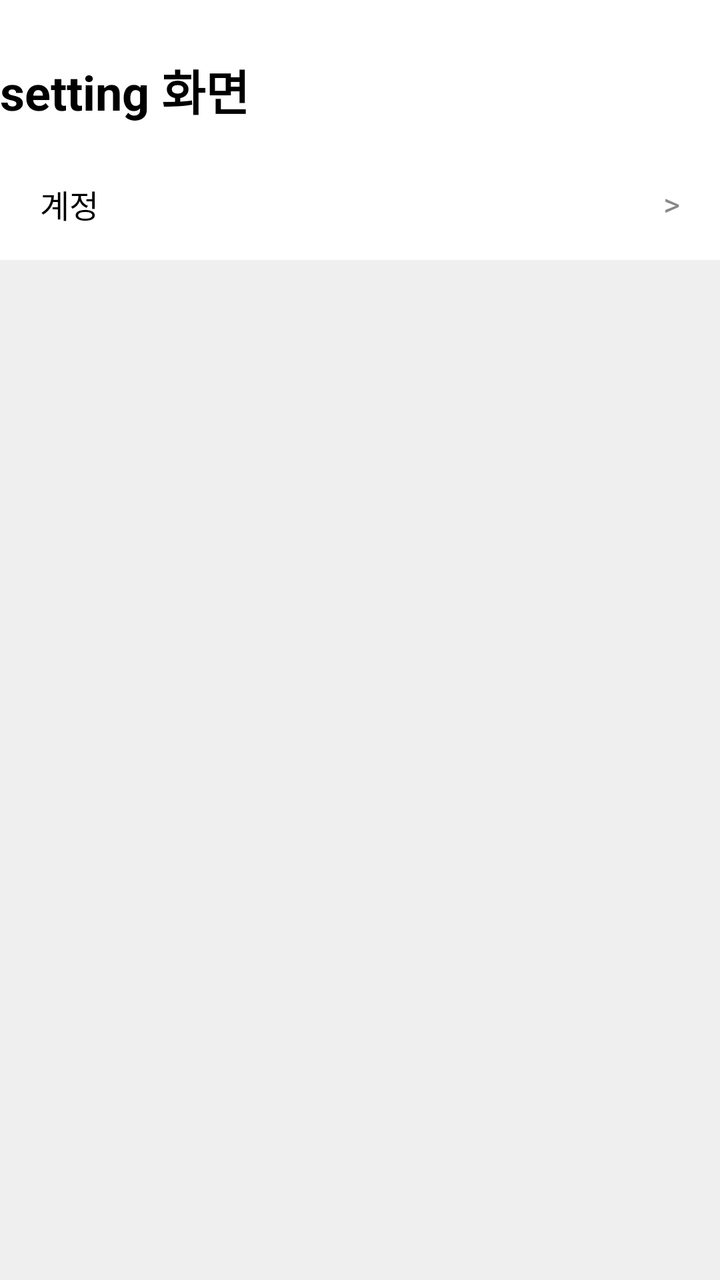
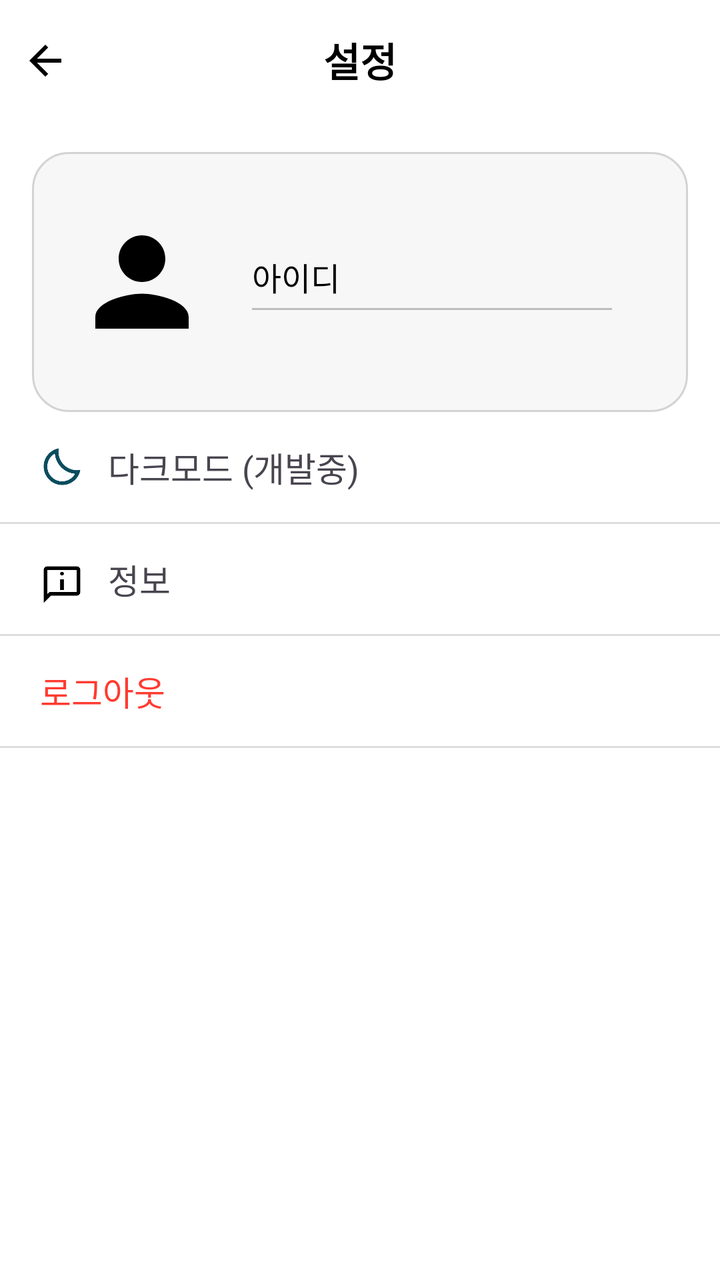

Screens rendered from an Android XML layout before and after an edit, with the pre-edit source and the edit as a unified diff.
<!-- AndroidManifest.xml: application theme Theme.MyApplication -->
<!-- res/layout/activity_setting.xml -->
<?xml version="1.0" encoding="utf-8"?>
<androidx.constraintlayout.widget.ConstraintLayout xmlns:android="http://schemas.android.com/apk/res/android"
    xmlns:tools="http://schemas.android.com/tools"
    xmlns:app="http://schemas.android.com/apk/res-auto"
    android:layout_width="match_parent"
    android:layout_height="match_parent"
    tools:context=".SettingsActivity">

    
    <androidx.constraintlayout.widget.ConstraintLayout
        android:id="@+id/settingtop"
        android:layout_width="0dp"
        android:layout_height="74dp"
        android:background="#FFFFFF"
        app:layout_constraintTop_toTopOf="parent"
        app:layout_constraintStart_toStartOf="parent"
        app:layout_constraintEnd_toEndOf="parent">

        <TextView
            android:id="@+id/settingtitleText"
            android:layout_width="wrap_content"
            android:layout_height="wrap_content"
            android:layout_marginStart="20dp"
            android:text="setting 화면"
            android:textColor="#000000"
            android:textSize="24sp"
            android:textStyle="bold"
            app:layout_constraintBottom_toBottomOf="parent"
            app:layout_constraintTop_toTopOf="parent"
            app:layout_constraintVertical_bias="0.7" />
    </androidx.constraintlayout.widget.ConstraintLayout>

    
    <LinearLayout
        android:id="@+id/settingmenu"
        android:layout_width="0dp"
        android:layout_height="0dp"
        android:orientation="vertical"
        android:background="#EFEFEF"
        app:layout_constraintTop_toBottomOf="@id/settingtop"
        app:layout_constraintStart_toStartOf="parent"
        app:layout_constraintEnd_toEndOf="parent"
        app:layout_constraintBottom_toBottomOf="parent">

        
        <LinearLayout
            android:id="@+id/layout_menu_account"
            android:layout_width="match_parent"
            android:layout_height="56dp"
            android:orientation="horizontal"
            android:gravity="center_vertical"
            android:paddingStart="20dp"
            android:paddingEnd="20dp"
            android:background="#FFFFFF"
            android:clickable="true"
            android:focusable="true">

            <TextView
                android:id="@+id/text_menu_account"
                android:layout_width="wrap_content"
                android:layout_height="wrap_content"
                android:text="계정"
                android:textColor="#000000"
                android:textSize="16sp" />

            
            <TextView
                android:layout_width="wrap_content"
                android:layout_height="wrap_content"
                android:layout_weight="1"
                android:text=""
                />

            <TextView
                android:id="@+id/text_menu_account_arrow"
                android:layout_width="wrap_content"
                android:layout_height="wrap_content"
                android:text=">"
                android:textSize="16sp"
                android:textColor="#888888" />
        </LinearLayout>

    </LinearLayout>

</androidx.constraintlayout.widget.ConstraintLayout>
<!-- resources referenced by this layout -->
<resources>
  <style name="Theme.MyApplication" parent="Theme.Material3.DayNight.NoActionBar">
          
      </style>
</resources>

<!-- the commit's change to res/layout/activity_setting.xml (unified diff, before → after) -->
@@ -1,84 +1,187 @@
 <?xml version="1.0" encoding="utf-8"?>
-<androidx.constraintlayout.widget.ConstraintLayout xmlns:android="http://schemas.android.com/apk/res/android"
-    xmlns:tools="http://schemas.android.com/tools"
+<androidx.constraintlayout.widget.ConstraintLayout
+    xmlns:android="http://schemas.android.com/apk/res/android"
     xmlns:app="http://schemas.android.com/apk/res-auto"
     android:layout_width="match_parent"
     android:layout_height="match_parent"
-    tools:context=".SettingsActivity">
+    android:background="#FFFFFF">
 
     
     <androidx.constraintlayout.widget.ConstraintLayout
-        android:id="@+id/settingtop"
+        android:id="@+id/settingTopBar"
         android:layout_width="0dp"
-        android:layout_height="74dp"
+        android:layout_height="60dp"
         android:background="#FFFFFF"
         app:layout_constraintTop_toTopOf="parent"
         app:layout_constraintStart_toStartOf="parent"
         app:layout_constraintEnd_toEndOf="parent">
 
+        
+        <ImageButton
+            android:id="@+id/btnBack"
+            android:layout_width="45dp"
+            android:layout_height="45dp"
+            android:background="?attr/selectableItemBackgroundBorderless"
+            android:src="@drawable/ic_back"
+            android:contentDescription="뒤로가기"
+            app:tint="@android:color/black"
+            app:layout_constraintStart_toStartOf="parent"
+            app:layout_constraintTop_toTopOf="parent"
+            app:layout_constraintBottom_toBottomOf="parent" />
+
+        
         <TextView
-            android:id="@+id/settingtitleText"
+            android:id="@+id/settingTitleText"
             android:layout_width="wrap_content"
             android:layout_height="wrap_content"
-            android:layout_marginStart="20dp"
-            android:text="setting 화면"
+            android:text="설정"
+            android:textSize="20sp"
+            android:textStyle="bold"
             android:textColor="#000000"
-            android:textSize="24sp"
-            android:textStyle="bold"
             app:layout_constraintBottom_toBottomOf="parent"
             app:layout_constraintTop_toTopOf="parent"
-            app:layout_constraintVertical_bias="0.7" />
+            app:layout_constraintStart_toStartOf="parent"
+            app:layout_constraintEnd_toEndOf="parent"
+            android:gravity="center" />
+
     </androidx.constraintlayout.widget.ConstraintLayout>
 
     
     <LinearLayout
-        android:id="@+id/settingmenu"
+        android:id="@+id/userBox"
         android:layout_width="0dp"
-        android:layout_height="0dp"
-        android:orientation="vertical"
-        android:background="#EFEFEF"
-        app:layout_constraintTop_toBottomOf="@id/settingtop"
+        android:layout_height="130dp"
+        android:layout_margin="16dp"
+        android:padding="20dp"
+        android:orientation="horizontal"
+        android:background="@drawable/rounded_bg_gray"
+        app:layout_constraintTop_toBottomOf="@id/settingTopBar"
         app:layout_constraintStart_toStartOf="parent"
-        app:layout_constraintEnd_toEndOf="parent"
-        app:layout_constraintBottom_toBottomOf="parent">
+        app:layout_constraintEnd_toEndOf="parent">
+
+        
+        <ImageView
+            android:id="@+id/userIcon"
+            android:layout_width="70dp"
+            android:layout_height="70dp"
+            android:src="@drawable/ic_user"
+            android:tint="#000000"
+            android:layout_gravity="center_vertical" />
 
         
         <LinearLayout
-            android:id="@+id/layout_menu_account"
             android:layout_width="match_parent"
-            android:layout_height="56dp"
+            android:layout_height="wrap_content"
+            android:orientation="vertical"
+            android:layout_gravity="center_vertical"
+            android:layout_marginStart="20dp">
+
+            <TextView
+                android:id="@+id/tvGoogleEmail"
+                android:layout_width="wrap_content"
+                android:layout_height="wrap_content"
+                android:text="아이디"
+                android:textSize="16sp"
+                android:textColor="#000000" />
+
+            <View
+                android:layout_width="180dp"
+                android:layout_height="1dp"
+                android:background="#BDBDBD"
+                android:layout_marginTop="4dp" />
+        </LinearLayout>
+
+    </LinearLayout>
+
+
+    
+    <LinearLayout
+        android:id="@+id/settingMenu"
+        android:layout_width="0dp"
+        android:layout_height="wrap_content"
+        android:orientation="vertical"
+        app:layout_constraintTop_toBottomOf="@id/userBox"
+        app:layout_constraintStart_toStartOf="parent"
+        app:layout_constraintEnd_toEndOf="parent">
+
+        
+        <LinearLayout
+            android:id="@+id/settingInfo1"
+            android:layout_width="match_parent"
+            android:layout_height="55dp"
             android:orientation="horizontal"
+            android:paddingHorizontal="20dp"
             android:gravity="center_vertical"
-            android:paddingStart="20dp"
-            android:paddingEnd="20dp"
+            android:background="#FFFFFF"
+            android:clickable="true"
+            android:focusable="true">
+
+            <ImageView
+                android:layout_width="22dp"
+                android:layout_height="22dp"
+                android:src="@drawable/ic_moon"
+                android:tint="#0A4D5E" />
+
+            <TextView
+                android:layout_width="wrap_content"
+                android:layout_height="wrap_content"
+                android:text="다크모드 (개발중)"
+                android:textSize="17sp"
+                android:layout_marginStart="12dp" />
+        </LinearLayout>
+
+        <View android:layout_width="match_parent" android:layout_height="1dp" android:background="#DDDDDD" />
+
+        
+        <LinearLayout
+            android:id="@+id/settingInfo2"
+            android:layout_width="match_parent"
+            android:layout_height="55dp"
+            android:orientation="horizontal"
+            android:paddingHorizontal="20dp"
+            android:gravity="center_vertical"
+            android:background="#FFFFFF"
+            android:clickable="true"
+            android:focusable="true">
+
+            <ImageView
+                android:layout_width="22dp"
+                android:layout_height="22dp"
+                android:src="@drawable/ic_info"
+                android:layout_marginTop="3dp"
+                android:tint="#000000" />
+
+            <TextView
+                android:layout_width="wrap_content"
+                android:layout_height="wrap_content"
+                android:text="정보"
+                android:textSize="17sp"
+                android:layout_marginStart="12dp" />
+        </LinearLayout>
+
+        <View android:layout_width="match_parent" android:layout_height="1dp" android:background="#DDDDDD" />
+
+        
+        <LinearLayout
+            android:id="@+id/settingLogout"
+            android:layout_width="match_parent"
+            android:layout_height="55dp"
+            android:orientation="horizontal"
+            android:paddingHorizontal="20dp"
+            android:gravity="center_vertical"
             android:background="#FFFFFF"
             android:clickable="true"
             android:focusable="true">
 
             <TextView
-                android:id="@+id/text_menu_account"
                 android:layout_width="wrap_content"
                 android:layout_height="wrap_content"
-                android:text="계정"
-                android:textColor="#000000"
-                android:textSize="16sp" />
+                android:text="로그아웃"
+                android:textSize="17sp"
+                android:textColor="#FF3B30" />
+        </LinearLayout>
 
-            
-            <TextView
-                android:layout_width="wrap_content"
-                android:layout_height="wrap_content"
-                android:layout_weight="1"
-                android:text=""
-                />
-
-            <TextView
-                android:id="@+id/text_menu_account_arrow"
-                android:layout_width="wrap_content"
-                android:layout_height="wrap_content"
-                android:text=">"
-                android:textSize="16sp"
-                android:textColor="#888888" />
-        </LinearLayout>
+        <View android:layout_width="match_parent" android:layout_height="1dp" android:background="#DDDDDD" />
 
     </LinearLayout>
 
<!-- resource entries referenced after the edit -->
@@ -1,5 +1,40 @@
 <!-- resources referenced by this layout -->
 <resources>
+  <!-- drawable ic_back (drawable) -->
+  <vector xmlns:android="http://schemas.android.com/apk/res/android" android:autoMirrored="true" android:height="24dp" android:tint="#000000" android:viewportHeight="960" android:viewportWidth="960" android:width="24dp">
+        
+      <path android:fillColor="@android:color/white" android:pathData="M313,520L537,744L480,800L160,480L480,160L537,216L313,440L800,440L800,520L313,520Z"/>
+      
+  </vector>
+  <!-- drawable ic_info (drawable) -->
+  <vector xmlns:android="http://schemas.android.com/apk/res/android" android:autoMirrored="true" android:height="24dp" android:tint="#FFFFFF" android:viewportHeight="960" android:viewportWidth="960" android:width="24dp">
+        
+      <path android:fillColor="@android:color/white" android:pathData="M480,280Q497,280 508.5,268.5Q520,257 520,240Q520,223 508.5,211.5Q497,200 480,200Q463,200 451.5,211.5Q440,223 440,240Q440,257 451.5,268.5Q463,280 480,280ZM440,600L520,600L520,360L440,360L440,600ZM80,880L80,160Q80,127 103.5,103.5Q127,80 160,80L800,80Q833,80 856.5,103.5Q880,127 880,160L880,640Q880,673 856.5,696.5Q833,720 800,720L240,720L80,880ZM206,640L800,640Q800,640 800,640Q800,640 800,640L800,160Q800,160 800,160Q800,160 800,160L160,160Q160,160 160,160Q160,160 160,160L160,685L206,640ZM160,640L160,640L160,160Q160,160 160,160Q160,160 160,160L160,160Q160,160 160,160Q160,160 160,160L160,640Q160,640 160,640Q160,640 160,640Z"/>
+      
+  </vector>
+  <!-- drawable ic_moon (drawable) -->
+  <vector xmlns:android="http://schemas.android.com/apk/res/android" android:height="24dp" android:tint="#FFFFFF" android:viewportHeight="960" android:viewportWidth="960" android:width="24dp">
+        
+      <path android:fillColor="@android:color/white" android:pathData="M484,880Q400,880 326.5,848Q253,816 198.5,761.5Q144,707 112,633.5Q80,560 80,476Q80,330 173,218.5Q266,107 410,80Q392,179 421,273.5Q450,368 521,439Q592,510 686.5,539Q781,568 880,550Q854,694 742,787Q630,880 484,880ZM484,800Q572,800 647,756Q722,712 765,635Q679,627 602,591.5Q525,556 464,495Q403,434 367,357Q331,280 324,194Q247,237 203.5,312.5Q160,388 160,476Q160,611 254.5,705.5Q349,800 484,800ZM464,495Q464,495 464,495Q464,495 464,495Q464,495 464,495Q464,495 464,495Q464,495 464,495Q464,495 464,495Q464,495 464,495Q464,495 464,495Q464,495 464,495Q464,495 464,495Z"/>
+      
+  </vector>
+  <!-- drawable ic_user (drawable) -->
+  <vector xmlns:android="http://schemas.android.com/apk/res/android"
+      android:width="24dp"
+      android:height="24dp"
+      android:viewportWidth="24"
+      android:viewportHeight="24">
+      <path
+          android:fillColor="#000000"
+          android:pathData="M12,12c2.21,0 4,-1.79 4,-4s-1.79,-4 -4,-4 -4,1.79 -4,4 1.79,4 4,4zM12,14c-2.67,0 -8,1.34 -8,4v2h16v-2c0,-2.66 -5.33,-4 -8,-4z"/>
+  </vector>
+  <!-- drawable rounded_bg_gray (drawable) -->
+  <?xml version="1.0" encoding="utf-8"?>
+  <shape xmlns:android="http://schemas.android.com/apk/res/android" android:shape="rectangle">
+      <solid android:color="#F7F7F7"/>
+      <corners android:radius="18dp"/>
+      <stroke android:width="1dp" android:color="#D3D3D3"/>
+  </shape>
   <style name="Theme.MyApplication" parent="Theme.Material3.DayNight.NoActionBar">
           
       </style>
